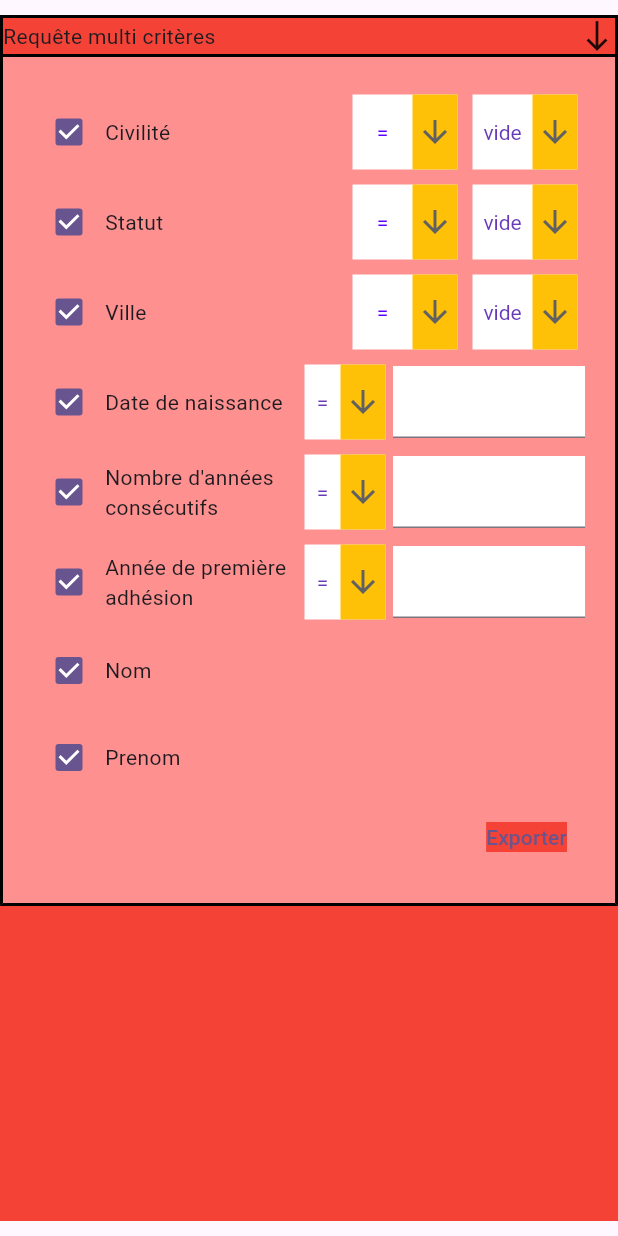
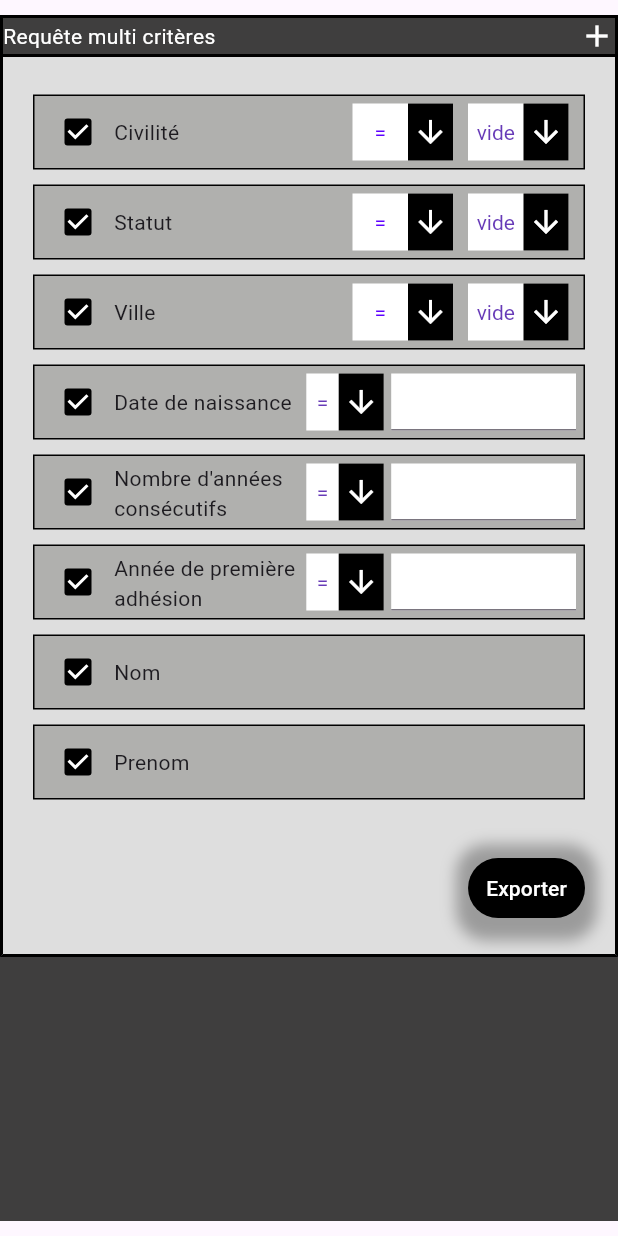
Before and after one commit to TheoBorreaniMode83/client_randonneurs, a Flutter app: the ComposentSearch widget shown alone on an empty page, opened directly with empty values, after a tap on "Requête multi critères", on a phone screen of 412 x 824 dp. Run offline on Flutter 3.47's test engine with Material 3 defaults, Android fonts, the phone set to English and light mode, and no system bars; our stand-ins replace diacritic, flutter_slider_drawer, get, page_transition; missing offline and left inert: dart:html, patterns_canvas; network calls fail.

Commit message:
modification des couleurs

```diff
--- a/project/lib/view/customWidgets/containerWidgets/responsive_view.dart
+++ b/project/lib/view/customWidgets/containerWidgets/responsive_view.dart
@@ -42,11 +42,11 @@ class ResponsiveView extends StatelessWidget{
             color: Colors.white,
             child : Container(
             margin: padding,
-            padding: const EdgeInsets.all(10),
+            padding: const EdgeInsets.all(20),
             height: height,
             width: width,
             decoration: const BoxDecoration(
-              color: Color.fromARGB(255, 255, 228, 145),
+              color: Color.fromARGB(255, 241, 233, 209),
               border: Border(
                 left: BorderSide(
                   color: Color.fromARGB(255, 0, 0, 0)
--- a/project/lib/view/customWidgets/tailorMadeWidgets/composent_search.dart
+++ b/project/lib/view/customWidgets/tailorMadeWidgets/composent_search.dart
@@ -73,14 +73,26 @@ class _ComposentSearchState extends State<ComposentSearch> {
     super.initState();
   }
 
+  BoxDecoration myDeco=BoxDecoration(
+    color:const Color.fromARGB(255, 176, 176, 174),
+        border: Border.all(
+          color: Colors.black));
+
+  double myContainerHeight = 50;
+  double myContainerMargin = 5;
+  double myContainerPadding = 5;
+
   Widget rowType1({required name,required List<String> tab1 ,required List<String> tab2, required Wrapper elt0,required Wrapper elt1, required Wrapper elt2}){
+    return Container(
+      decoration: myDeco,
+      margin: EdgeInsets.symmetric(vertical: myContainerMargin),
+      padding: EdgeInsets.all( myContainerPadding),
+      height:myContainerHeight,
 
-
-    return Container(
-      margin: EdgeInsets.symmetric(vertical: 5),
       child: Row(
         children: [
           Checkbox(
+            activeColor:Colors.black,
             value: elt0.content,
             onChanged: (bool? value){setState(() {
               elt0.content = !elt0.content;
@@ -114,8 +126,8 @@ class _ComposentSearchState extends State<ComposentSearch> {
                 icon: Container(
                   height: double.maxFinite,
                   width: 30,
-                  color:Colors.amber,
-                  child: const Icon(Icons.arrow_downward),
+                  color:Colors.black,
+                  child: const Icon(Icons.arrow_downward, color:Colors.white),
                 ),
                 elevation: 16,
                 style: const TextStyle(color: Color.fromARGB(255, 93, 0, 255)),
@@ -149,8 +161,8 @@ class _ComposentSearchState extends State<ComposentSearch> {
                 icon: Container(
                   height: double.maxFinite,
                   width: 30,
-                  color:Colors.amber,
-                  child: const Icon(Icons.arrow_downward),
+                  color:Colors.black,
+                  child: const Icon(Icons.arrow_downward,color:Colors.white),
                 ),
                 elevation: 16,
                 style: const TextStyle(color: Colors.deepPurple),
@@ -167,10 +179,14 @@ class _ComposentSearchState extends State<ComposentSearch> {
 
   Widget rowType2({required name,required List<String> tab1, required Wrapper x, required TextEditingController controlleurX,required Wrapper elt0}){
     return Container(
-      margin: EdgeInsets.symmetric(vertical: 5),
+      decoration: myDeco,
+      margin: EdgeInsets.symmetric(vertical: myContainerMargin),
+      padding: EdgeInsets.all( myContainerPadding),
+      height:myContainerHeight,
       child: Row(
         children: [
           Checkbox(
+            activeColor:Colors.black,
             value: elt0.content,
             onChanged: (bool? value){
               setState(() {
@@ -205,8 +221,10 @@ class _ComposentSearchState extends State<ComposentSearch> {
                 icon: Container(
                   height: double.maxFinite,
                   width: 30,
-                  color:Colors.amber,
-                  child: const Icon(Icons.arrow_downward),
+                  decoration: BoxDecoration(
+                    color: Colors.black,
+                  ) ,
+                  child: const Icon(Icons.arrow_downward,color: Colors.white,),
                 ),
                 elevation: 16,
                 style: const TextStyle(color: Colors.deepPurple),
@@ -236,12 +254,18 @@ class _ComposentSearchState extends State<ComposentSearch> {
 
   Widget rowType3({required name,required Wrapper elt0}){
     return Container(
-      margin: EdgeInsets.symmetric(vertical: 5),
+      decoration: myDeco,
+      margin: EdgeInsets.symmetric(vertical: myContainerMargin),
+      padding: EdgeInsets.all( myContainerPadding),
+      height:myContainerHeight,
       child: Row(
         children: [
           Checkbox(
+            activeColor:Colors.black,
             value: elt0.content,
-            onChanged: (bool? value){elt0.content=!elt0.content;},
+            onChanged: (bool? value){setState(() {
+              elt0.content=!elt0.content;
+            });},
           ),
           Expanded(
             flex:4,
@@ -257,7 +281,7 @@ class _ComposentSearchState extends State<ComposentSearch> {
 
     return Container(
         margin: const EdgeInsets.symmetric(vertical: 10),
-        color: Colors.red,
+        color: const Color.fromARGB(255, 63, 62, 62),
         child: Column(
           children: [
             GestureDetector(
@@ -270,12 +294,20 @@ class _ComposentSearchState extends State<ComposentSearch> {
               width: double.maxFinite,
               child: Row(
                 children: [
-                  const Text("Requête multi critères"),
+                  const Text(
+                    "Requête multi critères",
+                    style: TextStyle(
+                      color: Colors.white,
+                      )
+                    ),
                   Expanded(
                     flex: 1,
                     child: Container(
                       alignment: Alignment.centerRight,
-                      child: const Icon(Icons.south,),),),
+                      child: const Icon(
+                        Icons.add,
+                        color: Colors.white ,
+                        ),),),
                   ],
                 ),
               )
@@ -284,7 +316,7 @@ class _ComposentSearchState extends State<ComposentSearch> {
               Container(
                 padding: const EdgeInsets.all(20),
                 decoration:const BoxDecoration(
-                  color: Color.fromARGB(255, 255, 144, 144),
+                  color: Color.fromARGB(255, 222, 222, 222),
                   border: Border(
                     left: BorderSide(
                       color: Colors.black,
@@ -353,8 +385,26 @@ class _ComposentSearchState extends State<ComposentSearch> {
                       elt0: ControllerPageGestionAdherents.value8_0 ,
                     ),
                     Container(
+                      margin: EdgeInsets.fromLTRB(0,30,0,0),
                       alignment: Alignment.topRight,
                       width: double.maxFinite,
+                      child: Container(
+                        decoration: BoxDecoration(
+                          borderRadius: const BorderRadius.only(
+                            topLeft: Radius.circular(20),
+                            topRight: Radius.circular(20),
+                            bottomLeft: Radius.circular(20),
+                            bottomRight: Radius.circular(20)
+                          ),
+                          boxShadow: [
+                            BoxShadow(
+                              color: const Color.fromARGB(255, 0, 0, 0).withOpacity(0.3),
+                              spreadRadius: 8,
+                              blurRadius: 8,
+                              offset: const Offset(0, 3), //position de l'ombre
+                            )
+                          ]
+                        ),
                         child: TextButton(
                           onPressed: (){
                             List<List<dynamic>> result = [];
@@ -372,13 +422,15 @@ class _ComposentSearchState extends State<ComposentSearch> {
 
                             GstDownloadFiles.downloadFile(fileName: "adherents.csv", fileContent: GstDownloadFiles.makeCSV(result));
                           },
-                        child: Text(
+                          style: ButtonStyle(
+                            backgroundColor : MaterialStateProperty.all(Colors.black)),
+                          child: const Text(
                             "Exporter",
                             style: TextStyle(
-                            backgroundColor: Colors.red
+                              color: Colors.white,
                             ),
                           )),
-                    ),
+                    ),)
                 ]
               ),
             ),
```
Lines whose indentation alone changed are shown as unchanged.
